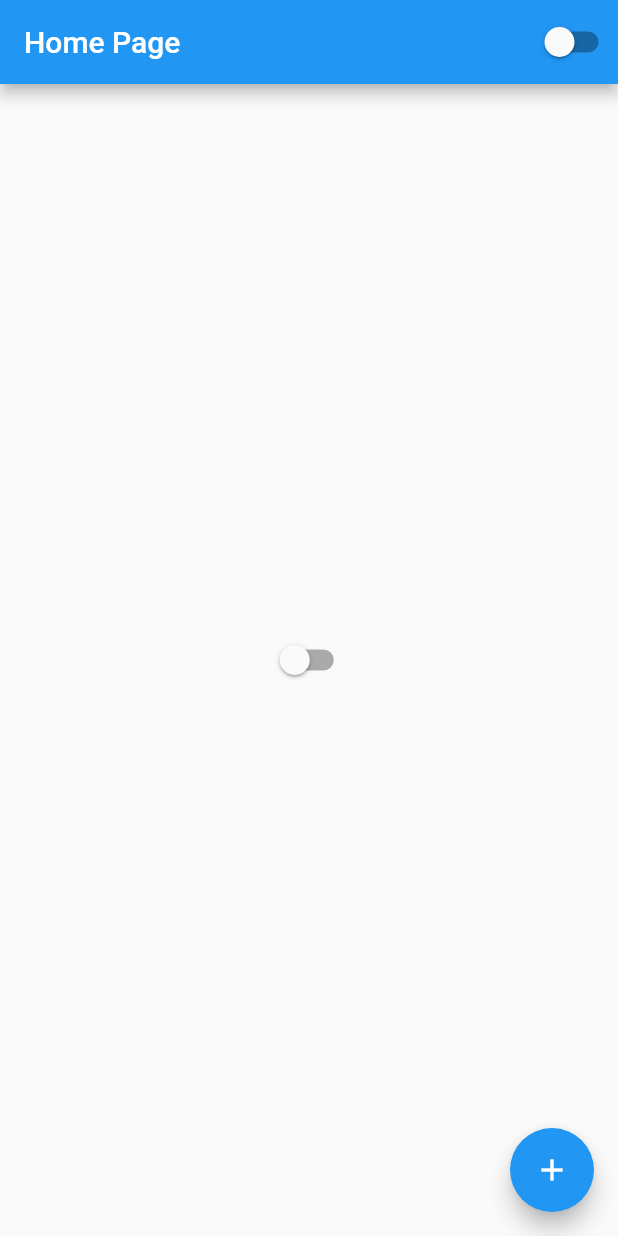
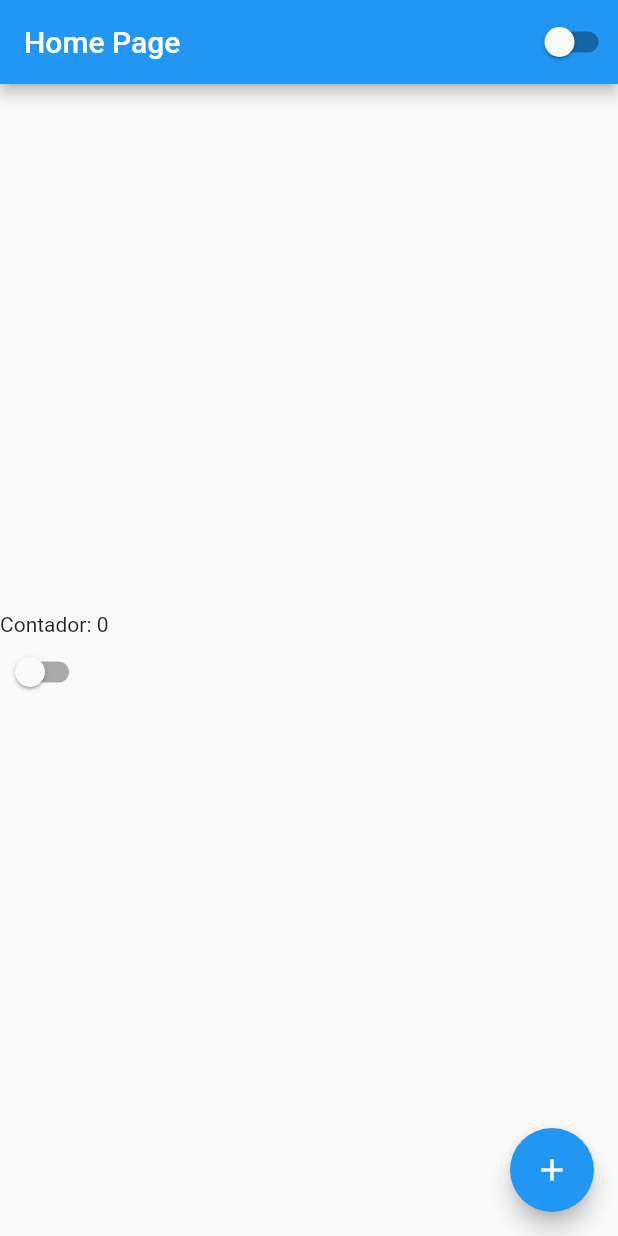
Before and after one commit to vss-2/Flutuando, a Flutter app: the screen it shows after launch, on a phone screen of 412 x 824 dp. Run offline on Flutter 3.47's test engine with Material 2 defaults, Android fonts, the phone set to English and light mode, and no system bars.

Commit message:
Aula 14 Colunas e ajustes de posicionamento de widgets

```diff
--- a/tutorial/lib/home_page.dart
+++ b/tutorial/lib/home_page.dart
@@ -13,8 +13,24 @@ class HomePageState extends State<HomePage> {
 
   Widget build(BuildContext context){
     return Scaffold(
-        body: Center(
-          child: CustomSwitch()
+        body: Container(
+          // Usa todo o espaço disponível na largura e altura
+          width: double.infinity,
+          height: double.infinity,
+          child: Column(
+            // Alinha ao meio da tela
+            mainAxisAlignment: MainAxisAlignment.center,
+            // Alinha à esquerda
+            crossAxisAlignment: CrossAxisAlignment.start,
+            // Alinha ao direita
+            // crossAxisAlignment: CrossAxisAlignment.end,
+            // Estica pra ambos os lados
+            // crossAxisAlignment: CrossAxisAlignment.stretch,
+            children: [
+              Text('Contador: $counter'),
+              CustomSwitch()
+            ]
+          )
         ),
         appBar:
           AppBar(
```
Also changed, not shown: 1 other file.
